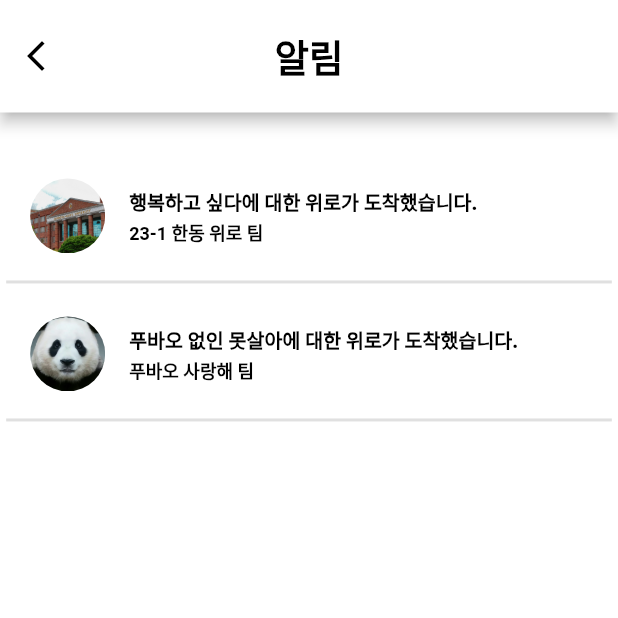
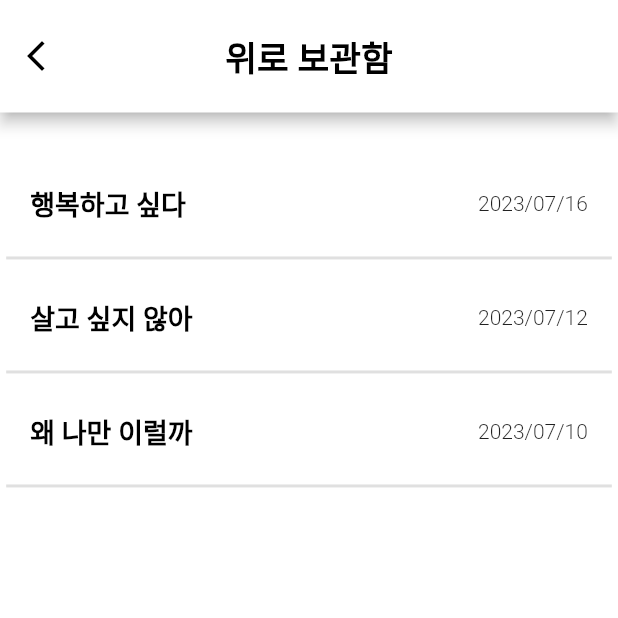
Before and after one commit to MobalWorld/Mobal_Front, a Flutter app: the screen it shows after launch, on a phone screen of 412 x 824 dp, the top half of it. Run offline on Flutter 3.47's test engine with Material 2 defaults, Android fonts, the phone set to English and light mode, and no system bars; our stand-ins replace flutter_screenutil, get.

Commit message:
📬 위로 보관함 페이지 제작 - 버튼 기능 제외하고 프론트만 제작

```diff
--- a/lib/appbar page/alarm.dart
+++ b/lib/appbar page/alarm.dart
@@ -4,6 +4,7 @@ import 'package:flutter_screenutil/flutter_screenutil.dart';
 
 
 // 알림 페이지 추가해야할 기능
+// title과 subtitle간의 간격 조절 필요
 // 해당 알림 누르면 해당 고민글로 이동
 // 시간 며칠 지나면 알림 페이지에서 과거 알림 지울건지는 백앤드 맘대로 하세요
 
@@ -76,13 +77,26 @@ class _alarmpageState extends State<alarmpage> {
                   ),
                 ),
                 // 고민글이 작성된 해당 페이지 이름
-                subtitle: Text("23-1 한동 위로 팀",
+                subtitle: Column(
+                  crossAxisAlignment: CrossAxisAlignment.start,
+                  children: [
+                    Text("23-1 한동 위로 팀",
                       style: TextStyle(
                         color: Colors.black,
                         fontSize: 12,
                         fontWeight: FontWeight.w700,
                       ),
                     ),
+                    Text("2023/07/18",
+                      style: TextStyle(
+                        color: Colors.black,
+                        fontSize: 12,
+                        fontWeight: FontWeight.w200,
+                      ),
+                    ),
+                  ],
+                ),
+
 
                 // 알림 날짜 작성 - 3번째 줄
 
@@ -122,12 +136,24 @@ class _alarmpageState extends State<alarmpage> {
                   ),
                 ),
                 // 고민글이 작성된 해당 페이지 이름
-                subtitle: Text("푸바오 사랑해 팀", //팀이라는 글자 빼도 됨, 편한대로
+                subtitle:Column(
+                  crossAxisAlignment: CrossAxisAlignment.start,
+                  children: [
+                    Text("푸바오 사랑해 팀",
                       style: TextStyle(
                         color: Colors.black,
                         fontSize: 12,
                         fontWeight: FontWeight.w700,
                       ),
+                    ),
+                    Text("2023/07/15",
+                      style: TextStyle(
+                        color: Colors.black,
+                        fontSize: 12,
+                        fontWeight: FontWeight.w200,
+                      ),
+                    ),
+                  ],
                 ),
 
                 // 알림 날짜 작성 - 3번째 줄
--- /dev/null
+++ b/lib/appbar page/storage.dart
@@ -0,0 +1,171 @@
+import 'package:flutter/cupertino.dart';
+import 'package:flutter/material.dart';
+import 'package:flutter_screenutil/flutter_screenutil.dart';
+
+class storagepage extends StatefulWidget {
+  const storagepage({super.key});
+
+  @override
+  State<storagepage> createState() => _storagepageState();
+}
+
+class _storagepageState extends State<storagepage> {
+  @override
+  Widget build(BuildContext context) {
+    return Scaffold(
+      backgroundColor: Colors.white,
+      appBar:
+      PreferredSize( //appbar 높이 조절
+        preferredSize: Size.fromHeight( 75.0, ),
+
+        child: AppBar(
+          toolbarHeight: 75,
+          backgroundColor: Colors.white,
+
+          //뒤로가기 버튼
+          leading: Row(
+            children: [
+              IconButton(
+                color: Colors.black,
+                icon: Icon(Icons.arrow_back_ios_new),
+
+                // 추후에 이동 기능 추가하기
+                onPressed: () {},
+              ),
+            ],
+          ),
+          centerTitle: true,
+          title: Text("위로 보관함",
+            textAlign: TextAlign.center,
+            style:TextStyle(
+              fontWeight: FontWeight.w900,
+              fontSize: 23,
+              color: Colors.black, ),
+          ),
+        ),),
+
+
+      /////body - 리스트 시작
+      body: ListView(
+        padding: //패딩 통일해서 위젯으로 사용하자는 말 나왓엇음, 어떻게 할건지 상의하기
+        EdgeInsets.symmetric(
+            horizontal: 0.005.sh, //일단 내가 임의로 바꿈
+            vertical: 0.04.sh
+        ),
+
+        children: <Widget>[ SingleChildScrollView( // 스크롤 가능하게
+          child:Column(
+            children: [
+
+              // 위로 1st
+              ListTile(
+                dense: false,
+                // 사용자가 작성한 고민 글 제목 으로 보여주기
+                title: Text("행복하고 싶다",
+                  style: TextStyle(
+                    color: Colors.black,
+                    fontSize: 18,
+                    fontWeight: FontWeight.w800,
+                  ),
+                ),
+                visualDensity: VisualDensity( // listview에서 각 항목 들의 여백
+                    vertical: 0, horizontal: 0),
+                trailing: Text(
+                  "2023/07/16",
+                  style: TextStyle(
+                    fontSize: 14,
+                    fontWeight:FontWeight.w300,
+                  ),
+                ),
+              ),
+
+
+              // 각 팀 타일 사이에 구분선 추가
+              Divider(
+                thickness: 2,
+              ),
+
+              //리스트 타일 사이에 여백 한번 만들어봄
+              SizedBox(
+                height: 4,
+              ),
+
+
+
+              // 위로 2nd
+              ListTile(
+                dense: false,
+                // 사용자가 작성한 고민 글 제목 으로 보여주기
+                title: Text("살고 싶지 않아",
+                  style: TextStyle(
+                    color: Colors.black,
+                    fontSize: 18,
+                    fontWeight: FontWeight.w800,
+                  ),
+                ),
+                visualDensity: VisualDensity( // listview에서 각 항목 들의 여백
+                    vertical: 0, horizontal: 0),
+                trailing: Text(
+                  "2023/07/12",
+                  style: TextStyle(
+                    fontSize: 14,
+                    fontWeight:FontWeight.w300,
+                  ),
+                ),
+              ),
+
+              // 각 팀 타일 사이에 구분선 추가
+              Divider(
+                thickness: 2,
+              ),
+
+              //리스트 타일 사이에 여백
+              SizedBox(
+                height: 4,
+              ),
+
+              // 위로 3
+              ListTile(
+                dense: false,
+                // 사용자가 작성한 고민 글 제목 으로 보여주기
+                title: Text("왜 나만 이럴까",
+                  style: TextStyle(
+                    color: Colors.black,
+                    fontSize: 18,
+                    fontWeight: FontWeight.w800,
+                  ),
+                ),
+                visualDensity: VisualDensity( // listview에서 각 항목 들의 여백
+                    vertical: 0, horizontal: 0),
+                trailing: Text(
+                  "2023/07/10",
+                  style: TextStyle(
+                    fontSize: 14,
+                    fontWeight:FontWeight.w300,
+                  ),
+                ),
+              ),
+
+              // 각 팀 타일 사이에 구분선 추가
+              Divider(
+                thickness: 2,
+              ),
+
+              //리스트 타일 사이에 여백
+              SizedBox(
+                height: 4,
+              ),
+
+
+
+            ],
+          ),
+
+          // 새로운 리스트 항목 넣기
+
+
+        ),
+        ],),
+    );
+  }
+}
--- a/lib/main.dart
+++ b/lib/main.dart
@@ -1,6 +1,7 @@
 import 'package:flutter/material.dart';
 import 'package:flutter_application_3/UI/Toung.dart';
 import 'package:flutter_application_3/appbar%20page/alarm.dart';
+import 'package:flutter_application_3/appbar%20page/storage.dart';
 import 'package:flutter_application_3/second.dart';
 import 'package:flutter_screenutil/flutter_screenutil.dart';
 import 'package:get/get.dart';
@@ -24,7 +25,8 @@ class MyApp extends StatelessWidget {
             // return storagebox(); //보관함으로 이동
             // return grouptselect(); //살짝메인-그룹 리스트로 이동
             // return toungpage(); //텅 페이지로 이동
-             return alarmpage(); //알림 페이지로 이동
+            // return alarmpage(); //알림 페이지로 이동
+            return storagepage();
 
           },
         ),
```
Lines whose indentation alone changed are shown as unchanged.
